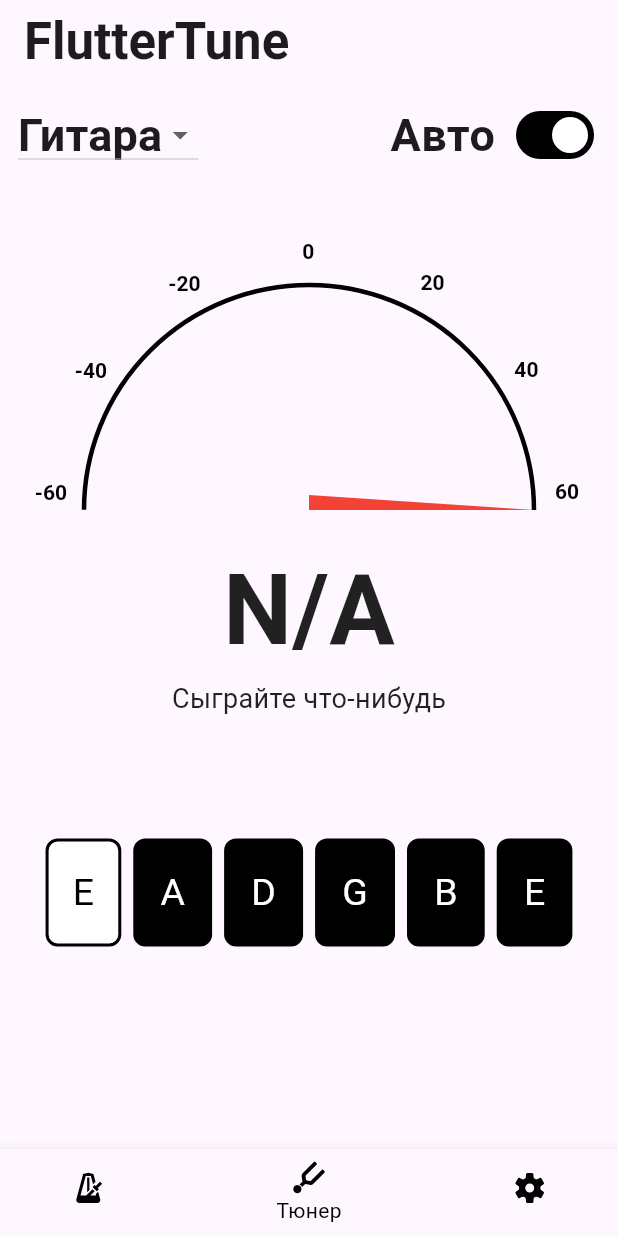
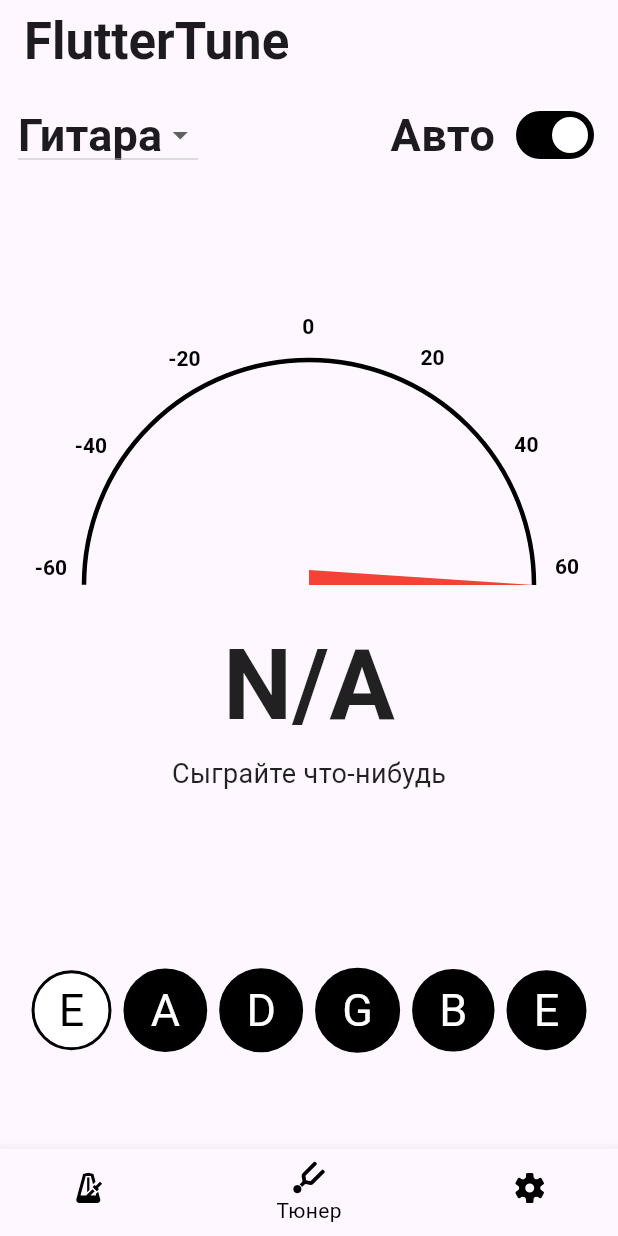
Before and after one commit to nottalentedme/fluttertuner, a Flutter app: the screen it shows after launch, on a phone screen of 412 x 824 dp. Run offline on Flutter 3.47's test engine with Material 3 defaults, Android fonts, the light colour scheme and no system bars; our stand-ins replace audioplayers, flutter_bloc, flutter_svg, go_router; missing offline and left inert: buffered_list_stream, pitch_detector_dart, pitchupdart, record; statements that could not run were skipped.

Commit message:
tuner: changed button form

```diff
--- a/lib/feature/tuner/domain/models/guitar_tuning_model.dart
+++ b/lib/feature/tuner/domain/models/guitar_tuning_model.dart
@@ -1,6 +1,5 @@
-//Модель для данных о строе, которая хранит список нот и частот для каждой струны. Это объект, с которым будут работать репозиторий и другие компоненты.
 class GuitarTuningModel {
-  final List<String> notes;//используем список нот и символов
+  final List<String> notes; //используем список нот и символов
   final List<double> frequencies;
   GuitarTuningModel({
     required this.notes,
--- a/lib/feature/tuner/presentation/page/tuner_page.dart
+++ b/lib/feature/tuner/presentation/page/tuner_page.dart
@@ -1,7 +1,6 @@
 import 'package:flutter/material.dart';
 import 'package:flutter_bloc/flutter_bloc.dart';
 import 'package:fluttertuner/feature/tuner/cubit/pitch_cubit.dart';
-import 'package:fluttertuner/feature/tuner/cubit/tunning_state.dart';
 import 'package:fluttertuner/feature/tuner/domain/ChangeString/change_string.dart';
 import 'package:fluttertuner/feature/tuner/presentation/widgets/instrument_title_widget.dart';
 import 'package:fluttertuner/feature/tuner/presentation/widgets/string_button_widget.dart';
@@ -33,11 +32,10 @@ class _TunerPageState extends State<TunerPage> {
 
     return Scaffold(
       appBar: AppBar(
-        title: Text('FlutterTune',
-            style: TextStyle(
-                fontSize: 34,
-                fontWeight:
-                    FontWeight.lerp(FontWeight.w700, FontWeight.w500, 0.5))),
+        title: const Text(
+          'FlutterTune',
+          style: TextStyle(fontSize: 34, fontWeight: FontWeight.bold),
+        ),
       ),
       body: Center(
           child: Column(
@@ -56,7 +54,7 @@ class _TunerPageState extends State<TunerPage> {
             ],
           ),
           const SizedBox(
-            height: 50,
+            height: 100,
           ),
           Column(
             spacing: 10,
@@ -66,7 +64,7 @@ class _TunerPageState extends State<TunerPage> {
               TunerScaleWidget(value: 0),
               TunerTextWidget(pitchCubitState: pitchCubitState),
               const SizedBox(
-                height: 50,
+                height: 75,
               ),
               Row(
                 spacing: 8,
--- a/lib/feature/tuner/presentation/widgets/string_button_widget.dart
+++ b/lib/feature/tuner/presentation/widgets/string_button_widget.dart
@@ -15,18 +15,18 @@ class StringButtonWidget extends StatelessWidget {
   @override
   Widget build(BuildContext context) {
     return InkWell(
-      borderRadius: BorderRadius.circular(8),
+      customBorder: const CircleBorder(),
       onTap: onTap,
       child: Container(
         decoration: BoxDecoration(
-            borderRadius: BorderRadius.circular(8),
+            shape: BoxShape.circle,
             border: Border.all(width: 2),
             color: isActive ? Colors.white : Colors.black),
         padding: const EdgeInsets.all(16),
         child: Text(
           text,
           style: TextStyle(
-              fontSize: 25, color: isActive ? Colors.black : Colors.white),
+              fontSize: 30, color: isActive ? Colors.black : Colors.white),
         ),
       ),
     );
```
